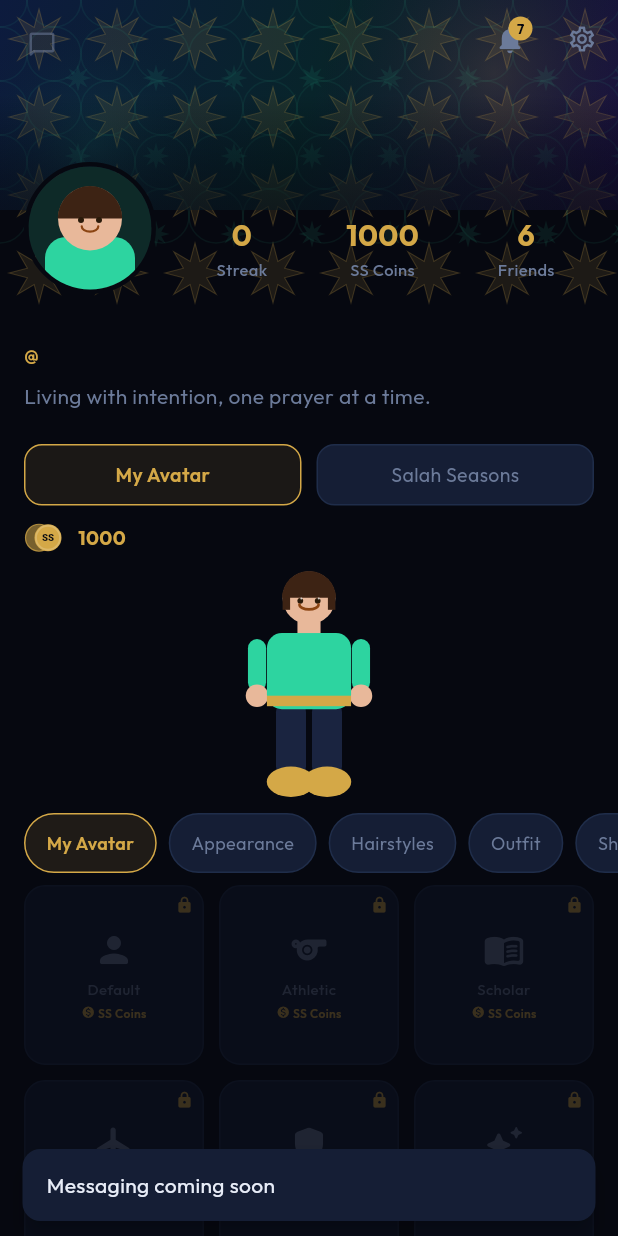
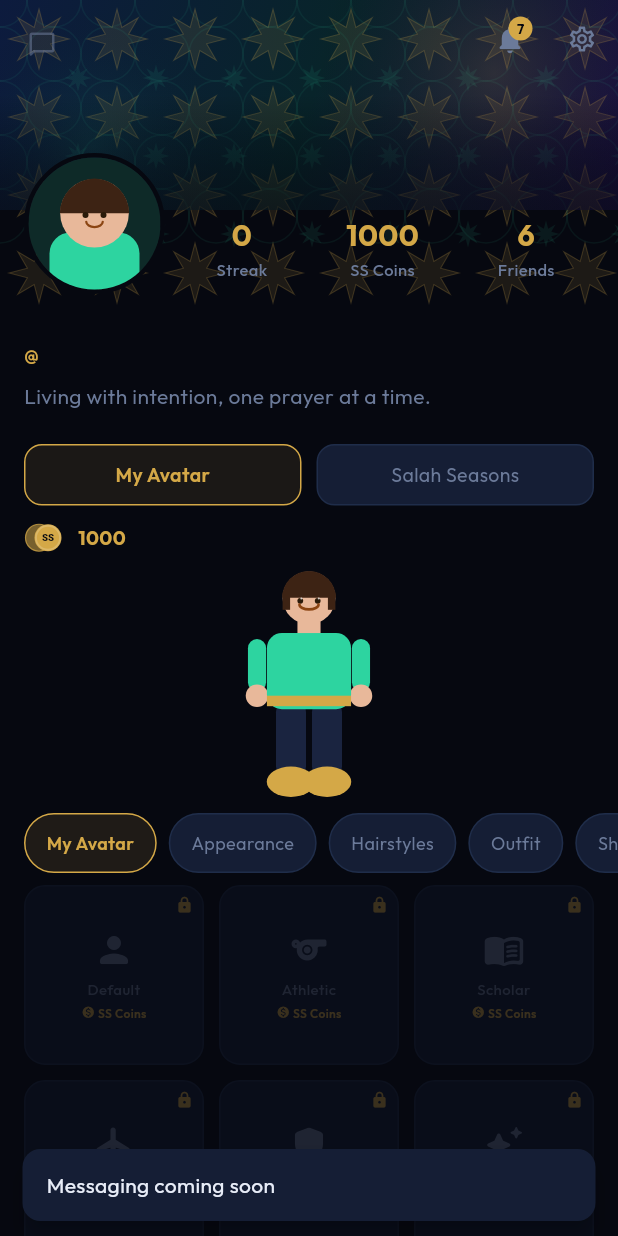
Before and after one commit to hasincltd/Salah-Socials, a Flutter app: the ProfileScreen screen opened directly, after a tap on the "chat bubble outline" icon, on a phone screen of 412 x 824 dp. Run offline on Flutter 3.47's test engine with Material 3 defaults, Android fonts, the phone set to English and light mode, and no system bars; our stand-ins replace firebase_auth, firebase_core, flutter_dotenv, flutter_local_notifications, geolocator, google_fonts and 5 more; accounts and stored records are empty; network calls fail.

Commit message:
Shared avatar widget across Home and My Profile, consistent profile picture
Co-Authored-By: Claude Sonnet 4.6 <noreply@anthropic.com>

```diff
--- a/lib/screens/home/home_screen.dart
+++ b/lib/screens/home/home_screen.dart
@@ -9,6 +9,7 @@ import 'package:http/http.dart' as http;
 import 'package:intl/intl.dart';
 import 'package:shared_preferences/shared_preferences.dart';
 import '../../theme/app_theme.dart';
+import '../../widgets/profile_avatar.dart';
 import '../settings/settings_screen.dart';
 import '../notifications/notifications_screen.dart';
 
@@ -82,6 +83,7 @@ class _HomeScreenState extends State<HomeScreen> with TickerProviderStateMixin {
   bool _loading = true;
   bool _hasError = false;
 
+  String _displayName = 'Hasin';
   Map<String, bool> _prayerLogs = {};
   int _streakDays = 0;
   int _revivedStreak = 0;
@@ -252,6 +254,7 @@ class _HomeScreenState extends State<HomeScreen> with TickerProviderStateMixin {
 
     if (!mounted) return;
     setState(() {
+      _displayName = prefs.getString('settings_display_name') ?? 'Hasin';
       _prayerLogs = logs;
       _streakDays = _computeStreak(prefs);
       _weekViewLabels = labels;
@@ -702,7 +705,7 @@ class _HomeScreenState extends State<HomeScreen> with TickerProviderStateMixin {
     return ListView(
       padding: const EdgeInsets.fromLTRB(20, kToolbarHeight, 20, 32),
       children: [
-        _GreetingRow(greeting: _greeting),
+        _GreetingRow(greeting: _greeting, displayName: _displayName),
         const SizedBox(height: 22),
         if (_isViewingToday) ...[
           if (next != null) ...[
--- a/lib/screens/profile/profile_screen.dart
+++ b/lib/screens/profile/profile_screen.dart
@@ -5,9 +5,10 @@ import 'package:google_fonts/google_fonts.dart';
 import 'package:intl/intl.dart';
 import 'package:shared_preferences/shared_preferences.dart';
 import '../../theme/app_theme.dart';
+import '../../widgets/profile_avatar.dart';
+import '../../widgets/ss_coins_widget.dart';
 import '../settings/settings_screen.dart';
 import '../notifications/notifications_screen.dart';
-import '../../widgets/ss_coins_widget.dart';
 
 part 'widgets/profile_banner.dart';
 part 'widgets/profile_stats_row.dart';
@@ -152,18 +153,11 @@ class _ProfileScreenState extends State<ProfileScreen> {
                   Positioned(
                     bottom: 0, left: 16,
                     child: Container(
-                      width: avatarR * 2,
-                      height: avatarR * 2,
                       decoration: BoxDecoration(
                         shape: BoxShape.circle,
                         border: Border.all(color: AppTheme.background, width: 3),
                       ),
-                      child: ClipOval(
-                        child: CustomPaint(
-                          painter: _ProfileAvatarPainter(),
-                          size: Size(avatarR * 2, avatarR * 2),
-                        ),
-                      ),
+                      child: ProfileAvatar(size: avatarR * 2),
                     ),
                   ),
                   Positioned(
--- a/lib/screens/profile/widgets/profile_banner.dart
+++ b/lib/screens/profile/widgets/profile_banner.dart
@@ -124,71 +124,3 @@ class _BannerPainter extends CustomPainter {
   @override
   bool shouldRepaint(_BannerPainter old) => false;
 }
-
-// ── Profile avatar painter — circular head + shoulders ────────────────────
-
-class _ProfileAvatarPainter extends CustomPainter {
-  @override
-  void paint(Canvas canvas, Size size) {
-    final cx = size.width / 2;
-    final cy = size.height / 2;
-
-    // Teal-dark background
-    canvas.drawRect(
-      Rect.fromLTWH(0, 0, size.width, size.height),
-      Paint()..color = const Color(0xFF0E2A28),
-    );
-
-    final skin = Paint()..color = const Color(0xFFE8B89A);
-    final hair = Paint()..color = const Color(0xFF3D2314);
-    final top  = Paint()..color = AppTheme.accent;
-
-    // Shoulders
-    canvas.drawRRect(
-      RRect.fromRectAndRadius(
-        Rect.fromLTRB(cx - 30, cy + 6, cx + 30, size.height + 8),
-        const Radius.circular(14),
-      ),
-      top,
-    );
-
-    // Neck
-    canvas.drawRect(
-      Rect.fromLTRB(cx - 7, cy - 2, cx + 7, cy + 10),
-      skin,
-    );
-
-    // Head
-    final hR = size.width * 0.26;
-    canvas.drawCircle(Offset(cx, cy - hR * 0.3), hR, skin);
-
-    // Hair cap (top semicircle)
-    final hairPath = Path()
-      ..addArc(
-        Rect.fromCircle(center: Offset(cx, cy - hR * 0.3), radius: hR * 1.01),
-        math.pi, math.pi,
-      )
-      ..close();
-    canvas.drawPath(hairPath, hair);
-
-    // Eyes
-    final eyePaint = Paint()..color = const Color(0xFF2A1A0A);
-    canvas.drawCircle(Offset(cx - 6, cy - hR * 0.25), 2.0, eyePaint);
-    canvas.drawCircle(Offset(cx + 6, cy - hR * 0.25), 2.0, eyePaint);
-
-    // Smile
-    canvas.drawArc(
-      Rect.fromCenter(
-          center: Offset(cx, cy - hR * 0.05), width: 11, height: 7),
-      0, math.pi, false,
-      Paint()
-        ..color = const Color(0xFF8B4513)
-        ..style = PaintingStyle.stroke
-        ..strokeWidth = 1.5
-        ..strokeCap = StrokeCap.round,
-    );
-  }
-
-  @override
-  bool shouldRepaint(_ProfileAvatarPainter old) => false;
-}
--- /dev/null
+++ b/lib/widgets/profile_avatar.dart
@@ -0,0 +1,90 @@
+import 'dart:math' as math;
+import 'package:flutter/material.dart';
+import '../theme/app_theme.dart';
+
+// Shared avatar widget used by the Home greeting row and My Profile screen.
+// Both screens reference this single widget — swapping the painter or adding
+// a real photo upload here updates both places automatically.
+
+class ProfileAvatar extends StatelessWidget {
+  final double size;
+
+  const ProfileAvatar({super.key, required this.size});
+
+  @override
+  Widget build(BuildContext context) {
+    return ClipOval(
+      child: CustomPaint(
+        painter: _AvatarPainter(),
+        size: Size(size, size),
+      ),
+    );
+  }
+}
+
+// ── Avatar painter — illustrated head + shoulders ─────────────────────────
+
+class _AvatarPainter extends CustomPainter {
+  @override
+  void paint(Canvas canvas, Size size) {
+    final cx = size.width / 2;
+    final cy = size.height / 2;
+
+    canvas.drawRect(
+      Rect.fromLTWH(0, 0, size.width, size.height),
+      Paint()..color = const Color(0xFF0E2A28),
+    );
+
+    final skin = Paint()..color = const Color(0xFFE8B89A);
+    final hair = Paint()..color = const Color(0xFF3D2314);
+    final top  = Paint()..color = AppTheme.accent;
+
+    // Shoulders
+    canvas.drawRRect(
+      RRect.fromRectAndRadius(
+        Rect.fromLTRB(cx - 30, cy + 6, cx + 30, size.height + 8),
+        const Radius.circular(14),
+      ),
+      top,
+    );
+
+    // Neck
+    canvas.drawRect(
+      Rect.fromLTRB(cx - 7, cy - 2, cx + 7, cy + 10),
+      skin,
+    );
+
+    // Head
+    final hR = size.width * 0.26;
+    canvas.drawCircle(Offset(cx, cy - hR * 0.3), hR, skin);
+
+    // Hair cap (top semicircle)
+    final hairPath = Path()
+      ..addArc(
+        Rect.fromCircle(center: Offset(cx, cy - hR * 0.3), radius: hR * 1.01),
+        math.pi, math.pi,
+      )
+      ..close();
+    canvas.drawPath(hairPath, hair);
+
+    // Eyes
+    final eyePaint = Paint()..color = const Color(0xFF2A1A0A);
+    canvas.drawCircle(Offset(cx - 6, cy - hR * 0.25), 2.0, eyePaint);
+    canvas.drawCircle(Offset(cx + 6, cy - hR * 0.25), 2.0, eyePaint);
+
+    // Smile
+    canvas.drawArc(
+      Rect.fromCenter(
+          center: Offset(cx, cy - hR * 0.05), width: 11, height: 7),
+      0, math.pi, false,
+      Paint()
+        ..color = const Color(0xFF8B4513)
+        ..style = PaintingStyle.stroke
+        ..strokeWidth = 1.5
+        ..strokeCap = StrokeCap.round,
+    );
+  }
+
+  @override
+  bool shouldRepaint(_AvatarPainter old) => false;
+}
```
Also changed, not shown: lib/screens/home/widgets/greeting_row.dart (+4 -20 lines).
